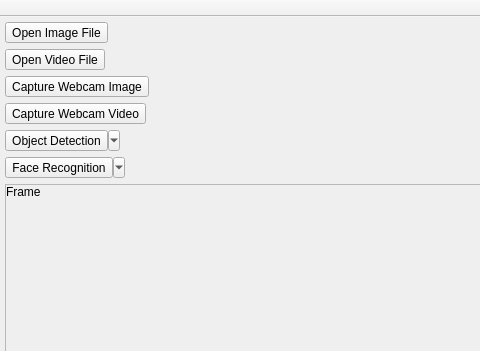
Before: the Qt Designer form FRS/FRS/view.ui in sirIrishman/FRS, drawn with Qt 5; both pictures show x 0 to 480 and y 0 to 351 of the 754 by 652 pixel window.
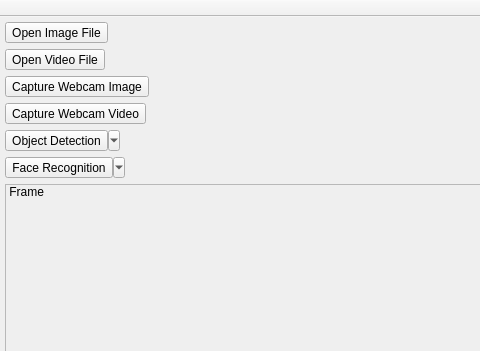
After: the same form once the commit is applied. Icons and pictures are not drawn.

What changed in the file:
```diff
--- a/FRS/FRS/view.ui
+++ b/FRS/FRS/view.ui
@@ -39,7 +39,7 @@
         <item row="2" column="0">
          <widget class="QLabel" name="lbl_Frame">
           <property name="text">
-           <string>Frame</string>
+           <string> Frame</string>
           </property>
           <property name="alignment">
            <set>Qt::AlignLeading|Qt::AlignLeft|Qt::AlignTop</set>
```
Left out of the diff: 13 changed lines with no effect on the pictures.
